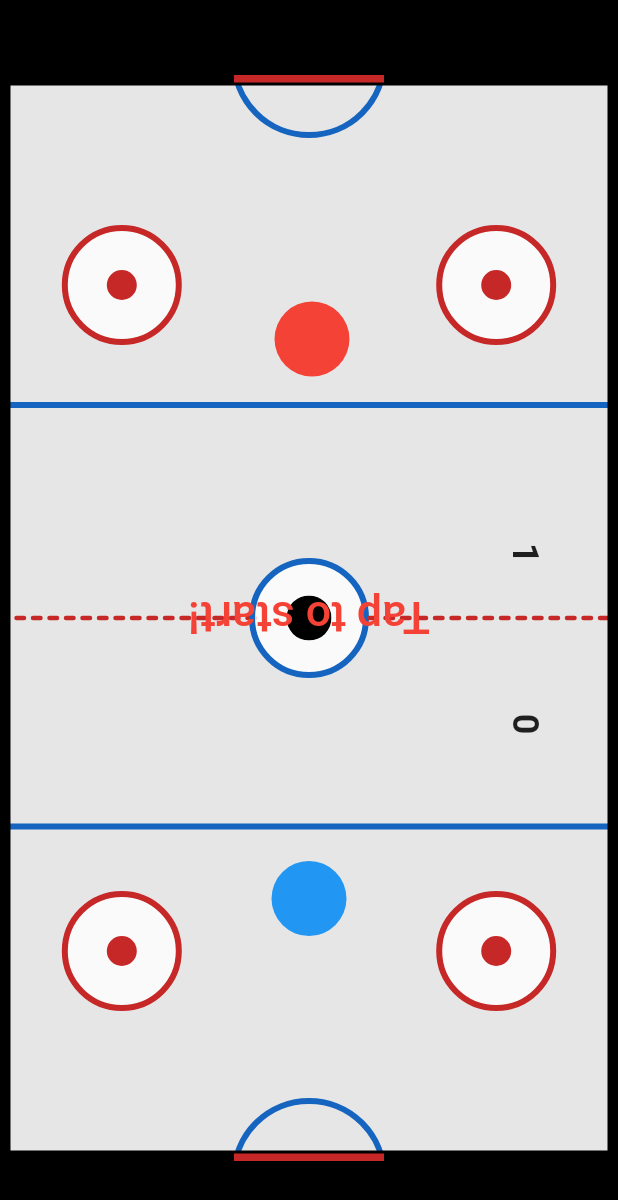
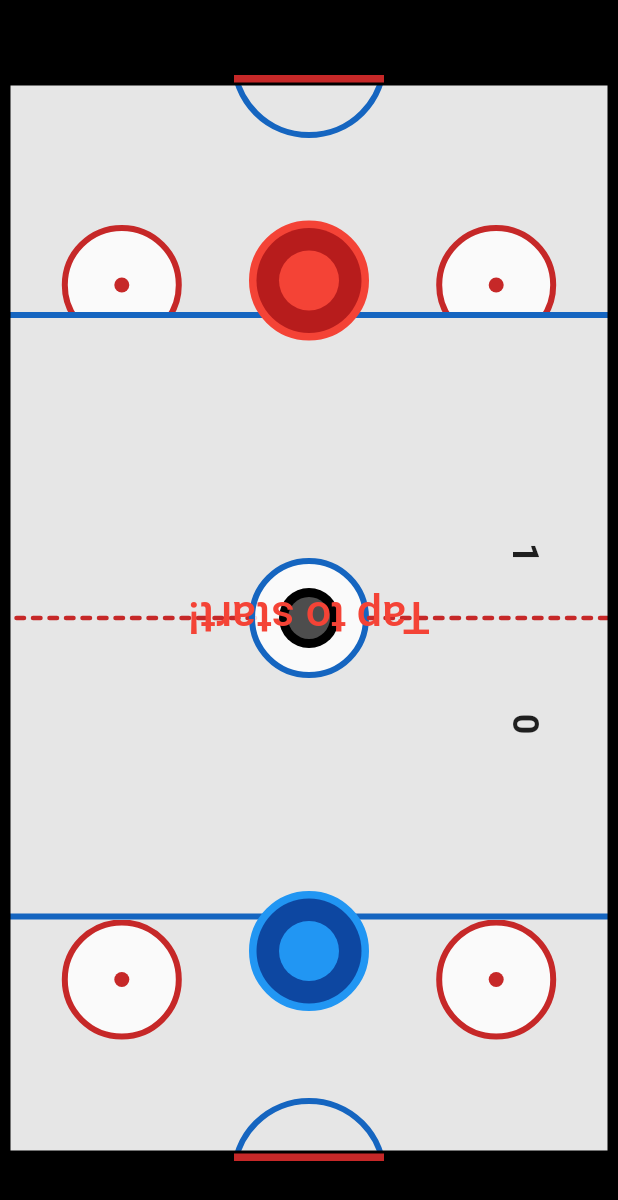
Before and after one commit to hngx-org/team-hurricane-hockey, a Flutter app: the screen it shows after launch, after a tap on "Tap to start!", on a phone screen of 412 x 824 dp. Shown: the top 1200 px of the screen. Run offline on Flutter 3.47's test engine with Material 2 defaults, Android fonts, the phone set to English and light mode, and no system bars.

Commit message:
feature: UI upgrade

```diff
--- a/lib/constants.dart
+++ b/lib/constants.dart
@@ -1,4 +1,4 @@
-const playerSize = 50.0;
+const playerSize = 80.0;
 const playerRadius = playerSize / 2;
-const ballSize = 30.0;
+const ballSize = 40.0;
 const ballRadius = ballSize / 2;
--- a/lib/screens/home_page.dart
+++ b/lib/screens/home_page.dart
@@ -70,14 +70,6 @@
       textStart = "${player1.name} Wins";
       textStartFontSize *= 2;
       turn = player1.name;
-      // player1.left = MediaQuery.of(context).size.width / 2 - playerRadius;
-      // player1.top = playerSize * 3;
-      // player2.left = MediaQuery.of(context).size.width / 2 - playerRadius;
-      // player2.top = MediaQuery.of(context).size.height - (playerSize * 6);
-      // textStartLeft = tableWidth / 2 - textStartWidth / 2;
-      // textStartTop = tableHeight / 2 - textStartHeight / 2;
-      // ball.left = MediaQuery.of(context).size.width / 2 - ballRadius;
-      // ball.top = (MediaQuery.of(context).size.height / 2) - ballRadius - 50;
       gameIsFinished = true;
     } else if (player2.score == gameEndsAt) {
       textStart = "${player2.name} Wins";
@@ -230,9 +222,9 @@
       tableWidth = sWidth;
       tableHeight = sHeight - 100;
       player1.left = sWidth / 2 - playerRadius;
-      player1.top = playerSize * 3;
+      player1.top = playerSize * 1.2;
       player2.left = sWidth / 2 - playerRadius;
-      player2.top = sHeight - (playerSize * 6);
+      player2.top = sHeight - (playerSize * 3.5);
       textStartLeft = tableWidth / 2 - textStartWidth / 2;
       textStartTop = tableHeight / 2 - textStartHeight / 2;
       ball.left = sWidth / 2 - ballRadius;
@@ -380,12 +372,19 @@
                   ? Positioned(
                       left: ball.left,
                       top: ball.top,
-                      child: ClipRRect(
-                        borderRadius: BorderRadius.circular(ballRadius),
+                      child: Container(
+                        padding: const EdgeInsets.all(6),
+                        width: ballSize,
+                        height: ballSize,
+                        decoration: BoxDecoration(
+                          color: ball.color,
+                          shape: BoxShape.circle,
+                        ),
                         child: Container(
-                          width: ballSize,
-                          height: ballSize,
-                          color: ball.color,
+                          decoration: BoxDecoration(
+                            color: Colors.white.withOpacity(.3),
+                            shape: BoxShape.circle,
+                          ),
                         ),
                       ),
                     )
@@ -424,9 +423,9 @@
                           }
                           if (ball.top > tableHeight - ballSize / 3) {
                             player1.left = sWidth / 2 - playerRadius;
-                            player1.top = playerSize * 3;
+                            player1.top = playerSize * 1.2;
                             player2.left = sWidth / 2 - playerRadius;
-                            player2.top = sHeight - (playerSize * 6);
+                            player2.top = sHeight - (playerSize * 3.5);
                             ball.left = sWidth / 2 - ballRadius;
                             ball.top = (sHeight / 2) - ballRadius - 50;
                             setState(() {});
@@ -434,9 +433,9 @@
                             break;
                           } else if (ball.top <= 0 - ballSize * 2 / 3) {
                             player1.left = sWidth / 2 - playerRadius;
-                            player1.top = playerSize * 3;
+                            player1.top = playerSize * 1.2;
                             player2.left = sWidth / 2 - playerRadius;
-                            player2.top = sHeight - (playerSize * 6);
+                            player2.top = sHeight - (playerSize * 3.5);
                             ball.left = sWidth / 2 - ballRadius;
                             ball.top = (sHeight / 2) - ballRadius - 50;
                             nextRound(player2.name);
--- a/lib/screens/widgets/player.dart
+++ b/lib/screens/widgets/player.dart
@@ -1,20 +1,40 @@
 import 'package:flutter/material.dart';
-import 'package:team_hurricane_hockey/constants.dart';
 import 'package:team_hurricane_hockey/models/player.dart';
 
 class PlayerChip extends StatelessWidget {
-  const PlayerChip({super.key, required this.player});
+  const PlayerChip({
+    super.key,
+    required this.player,
+  });
   final Player player;
 
   @override
   Widget build(BuildContext context) {
     return Container(
+      padding: const EdgeInsets.all(2),
       decoration: BoxDecoration(
         shape: BoxShape.circle,
-        color: player.color,
+        color: player.name == "blue" ? Colors.blue : Colors.red,
+        border: Border.all(
+          color: player.name == "blue" ? Colors.blue : Colors.red,
+          width: 3,
+        ),
       ),
       width: player.size,
       height: player.size,
+      child: Container(
+        padding: const EdgeInsets.all(15),
+        decoration: BoxDecoration(
+          shape: BoxShape.circle,
+          color: player.name == "blue" ? Colors.blue.shade900 : Colors.red.shade900,
+        ),
+        child: Container(
+          decoration: BoxDecoration(
+            shape: BoxShape.circle,
+            color: player.name == "blue" ? Colors.blue : Colors.red,
+          ),
+        ),
+      ),
     );
   }
 }
--- a/lib/screens/widgets/spaces.dart
+++ b/lib/screens/widgets/spaces.dart
@@ -27,7 +27,7 @@
           ),
           Column(
             children: [
-              SizedBox(height: playerSize * 2),
+              const SizedBox(height: 100),
               Padding(
                 padding: EdgeInsets.symmetric(horizontal: MediaQuery.of(context).size.width * .1),
                 child: Row(
@@ -45,8 +45,8 @@
                       ),
                       child: Center(
                         child: Container(
-                          height: 20,
-                          width: 20,
+                          height: 10,
+                          width: 10,
                           decoration: BoxDecoration(
                             color: Colors.red.shade800,
                             shape: BoxShape.circle,
@@ -68,8 +68,8 @@
                       ),
                       child: Center(
                         child: Container(
-                          height: 20,
-                          width: 20,
+                          height: 10,
+                          width: 10,
                           decoration: BoxDecoration(
                             color: Colors.red.shade800,
                             shape: BoxShape.circle,
@@ -134,8 +134,8 @@
                       ),
                       child: Center(
                         child: Container(
-                          height: 20,
-                          width: 20,
+                          height: 10,
+                          width: 10,
                           decoration: BoxDecoration(
                             color: Colors.red.shade800,
                             shape: BoxShape.circle,
@@ -157,8 +157,8 @@
                       ),
                       child: Center(
                         child: Container(
-                          height: 20,
-                          width: 20,
+                          height: 10,
+                          width: 10,
                           decoration: BoxDecoration(
                             color: Colors.red.shade800,
                             shape: BoxShape.circle,
@@ -169,7 +169,7 @@
                   ],
                 ),
               ),
-              SizedBox(height: playerSize * 2),
+              const SizedBox(height: 100),
             ],
           ),
         ],
```
